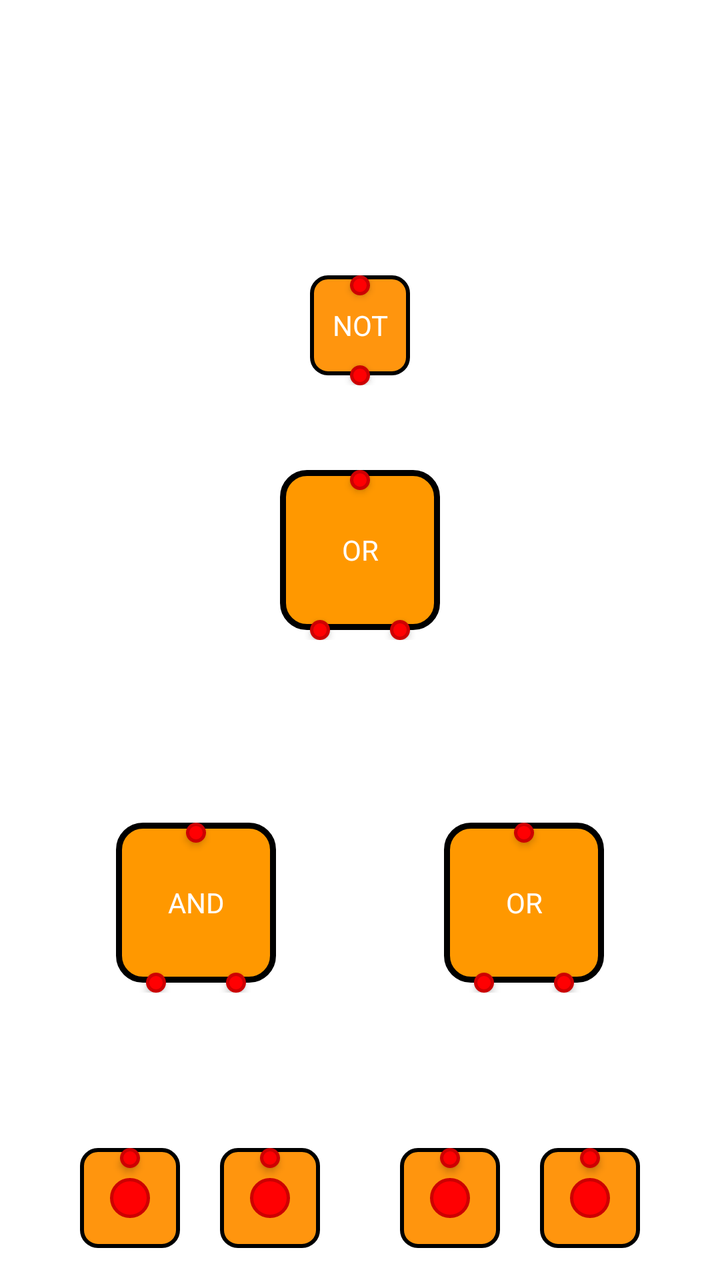
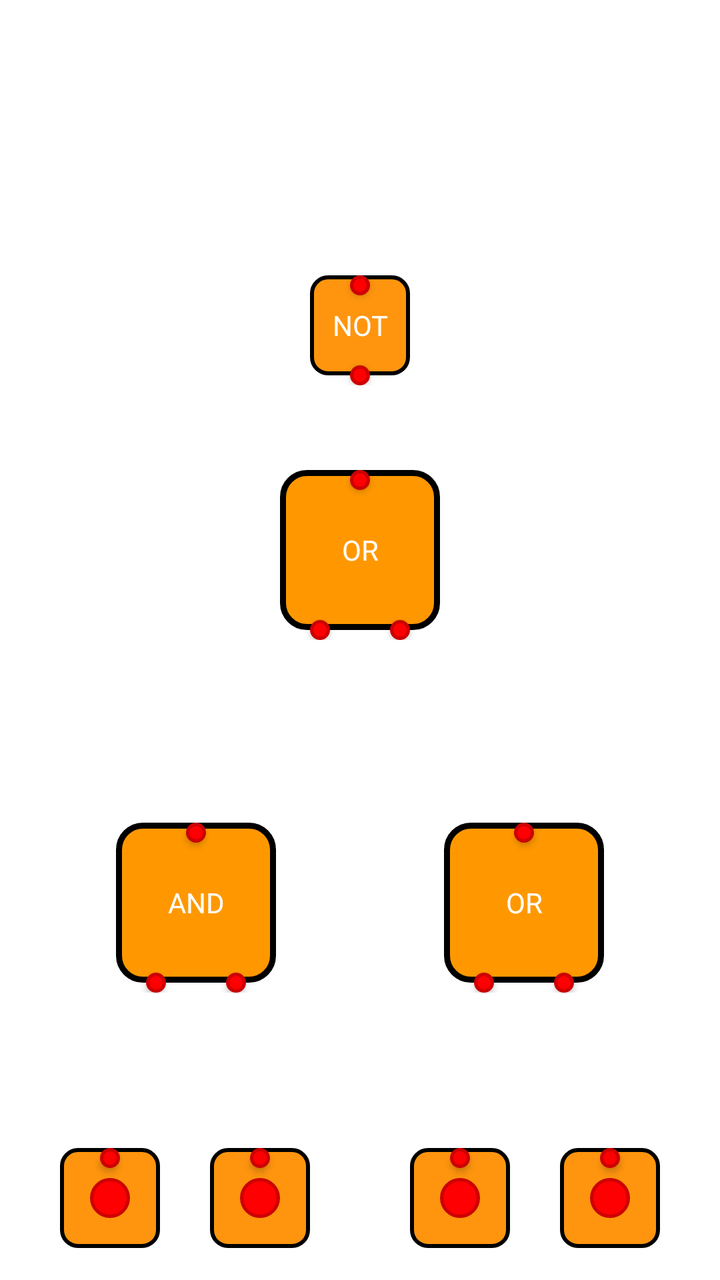

Screens rendered from an Android XML layout before and after an edit, with the pre-edit source and the edit as a unified diff.
<!-- AndroidManifest.xml: another module's application theme Theme.PintuLogika -->
<!-- res/layout/item_level_4.xml -->
<?xml version="1.0" encoding="utf-8"?>
<androidx.constraintlayout.widget.ConstraintLayout xmlns:android="http://schemas.android.com/apk/res/android"
    android:layout_width="match_parent"
    android:layout_height="match_parent"
    xmlns:app="http://schemas.android.com/apk/res-auto"
    android:fitsSystemWindows="true"
    android:background="@android:color/white"
    android:padding="16dp">

    

    <FrameLayout
        android:layout_width="wrap_content"
        android:layout_height="wrap_content"
        android:tag="NOT1"
        app:layout_constraintStart_toStartOf="parent"
        app:layout_constraintEnd_toEndOf="parent"
        app:layout_constraintTop_toBottomOf="@+id/guidelineHorizontal1">

        <include
            android:id="@+id/gate_3"
            android:tag="gate_3"
            layout="@layout/gates_not"/>
    </FrameLayout>

    <FrameLayout
        android:layout_width="wrap_content"
        android:layout_height="wrap_content"
        android:tag="OR2"
        app:layout_constraintStart_toStartOf="parent"
        app:layout_constraintEnd_toEndOf="parent"
        app:layout_constraintBottom_toTopOf="@+id/guidelineHorizontal3">

        <include
            android:id="@+id/gate_2"
            android:tag="gate_2"
            layout="@layout/gates_or"/>
    </FrameLayout>

    <FrameLayout
        android:layout_width="wrap_content"
        android:layout_height="wrap_content"
        android:tag="AND1"
        app:layout_constraintEnd_toStartOf="@+id/guidelineVertical2"
        app:layout_constraintStart_toStartOf="parent"
        app:layout_constraintTop_toBottomOf="@+id/guidelineHorizontal4">

        <include
            android:id="@+id/gate_0"
            android:tag="gate_0"
            layout="@layout/gates_and"/>
    </FrameLayout>


    <FrameLayout
        android:layout_width="wrap_content"
        android:layout_height="wrap_content"
        android:tag="OR1"
        app:layout_constraintEnd_toEndOf="parent"
        app:layout_constraintStart_toEndOf="@+id/guidelineVertical2"
        app:layout_constraintTop_toBottomOf="@+id/guidelineHorizontal4">

        <include
            android:id="@+id/gate_1"
            android:tag="gate_1"
            layout="@layout/gates_or"/>
    </FrameLayout>


    
    <LinearLayout
        android:id="@+id/input_row"
        android:layout_width="match_parent"
        android:layout_height="wrap_content"
        android:orientation="horizontal"
        android:gravity="center"
        android:translationZ="4dp"
        app:layout_constraintStart_toStartOf="parent"
        app:layout_constraintEnd_toEndOf="parent"
        app:layout_constraintBottom_toBottomOf="parent">

        
        <FrameLayout
            android:layout_width="wrap_content"
            android:layout_height="wrap_content"
            android:tag="input1">
            <include
                android:id="@+id/input_1"
                layout="@layout/custom_input" />
        </FrameLayout>

        
        <FrameLayout
            android:layout_width="wrap_content"
            android:layout_height="wrap_content"
            android:layout_marginHorizontal="20dp"
            android:tag="input2">
            <include
                android:id="@+id/input_2"
                layout="@layout/custom_input" />
        </FrameLayout>


        
        <FrameLayout
            android:layout_width="wrap_content"
            android:layout_height="wrap_content"
            android:layout_marginHorizontal="20dp"
            android:tag="input3">
            <include
                android:id="@+id/input_3"
                layout="@layout/custom_input" />
        </FrameLayout>

        
        <FrameLayout
            android:layout_width="wrap_content"
            android:layout_height="wrap_content"
            android:tag="input4">
            <include
                android:id="@+id/input_4"
                layout="@layout/custom_input" />
        </FrameLayout>

    </LinearLayout>


    <androidx.constraintlayout.widget.Guideline
        android:id="@+id/guidelineHorizontal1"
        android:layout_width="wrap_content"
        android:layout_height="64dp"
        android:orientation="horizontal"
        app:layout_constraintEnd_toEndOf="parent"
        app:layout_constraintGuide_percent="0.2"
        app:layout_constraintStart_toStartOf="parent" />


    <androidx.constraintlayout.widget.Guideline
        android:id="@+id/guidelineHorizontal2"
        android:layout_width="wrap_content"
        android:layout_height="64dp"
        android:orientation="horizontal"
        app:layout_constraintEnd_toEndOf="parent"
        app:layout_constraintGuide_percent="0.35"
        app:layout_constraintStart_toStartOf="parent" />

    <androidx.constraintlayout.widget.Guideline
        android:id="@+id/guidelineHorizontal3"
        android:layout_width="wrap_content"
        android:layout_height="64dp"
        android:orientation="horizontal"
        app:layout_constraintEnd_toEndOf="parent"
        app:layout_constraintGuide_percent="0.5"
        app:layout_constraintStart_toStartOf="parent" />

    <androidx.constraintlayout.widget.Guideline
        android:id="@+id/guidelineHorizontal4"
        android:layout_width="wrap_content"
        android:layout_height="64dp"
        android:orientation="horizontal"
        app:layout_constraintEnd_toEndOf="parent"
        app:layout_constraintGuide_percent="0.65"
        app:layout_constraintStart_toStartOf="parent" />

    <androidx.constraintlayout.widget.Guideline
        android:id="@+id/guidelineHorizontal5"
        android:layout_width="wrap_content"
        android:layout_height="64dp"
        android:orientation="horizontal"
        app:layout_constraintEnd_toEndOf="parent"
        app:layout_constraintGuide_percent="0.80"
        app:layout_constraintStart_toStartOf="parent" />

    <androidx.constraintlayout.widget.Guideline
        android:id="@+id/guidelineVertical1"
        android:layout_width="wrap_content"
        android:layout_height="64dp"
        android:orientation="vertical"
        app:layout_constraintEnd_toEndOf="parent"
        app:layout_constraintGuide_percent="0.25"
        app:layout_constraintStart_toStartOf="parent" />

    <androidx.constraintlayout.widget.Guideline
        android:id="@+id/guidelineVertical2"
        android:layout_width="wrap_content"
        android:layout_height="64dp"
        android:orientation="vertical"
        app:layout_constraintEnd_toEndOf="parent"
        app:layout_constraintGuide_percent="0.5"
        app:layout_constraintStart_toStartOf="parent" />

    <androidx.constraintlayout.widget.Guideline
        android:id="@+id/guidelineVertical3"
        android:layout_width="wrap_content"
        android:layout_height="64dp"
        android:orientation="vertical"
        app:layout_constraintEnd_toEndOf="parent"
        app:layout_constraintGuide_percent="0.75"
        app:layout_constraintStart_toStartOf="parent" />


</androidx.constraintlayout.widget.ConstraintLayout>
<!-- res/layout/gates_not.xml (included above) -->
<?xml version="1.0" encoding="utf-8"?>
<FrameLayout
    xmlns:android="http://schemas.android.com/apk/res/android"
    xmlns:app="http://schemas.android.com/apk/res-auto"
    android:layout_width="50dp"
    android:layout_height="55dp">

    
    <View
        android:id="@+id/dot_output"
        android:layout_width="10dp"
        android:layout_height="10dp"
        android:tag="output_0"
        android:layout_gravity="top|center"
        android:background="@drawable/red_dot_indicator_stroke"
        android:translationZ="2dp" />

    
    <View
        android:id="@+id/dot_input_0"
        android:layout_width="10dp"
        android:layout_height="10dp"
        android:tag="input_0"
        android:background="@drawable/red_dot_indicator_stroke"
        android:layout_gravity="bottom|center"
        android:translationZ="2dp"/>


    
    <TextView
        android:id="@+id/and"
        android:layout_width="50dp"
        android:layout_height="50dp"
        android:background="@drawable/bg_custom_switch"
        android:gravity="center"
        android:text="NOT"
        android:textColor="@color/white"
        app:layout_constraintTop_toTopOf="parent"
        app:layout_constraintBottom_toBottomOf="parent"
        app:layout_constraintStart_toStartOf="parent"
        app:layout_constraintEnd_toEndOf="parent" />

</FrameLayout>
<!-- res/layout/gates_or.xml (included above) -->
<?xml version="1.0" encoding="utf-8"?>
<FrameLayout
    xmlns:android="http://schemas.android.com/apk/res/android"
    xmlns:app="http://schemas.android.com/apk/res-auto"
    android:layout_width="80dp"
    android:layout_height="85dp">

    
    <View
        android:id="@+id/dot_output"
        android:layout_width="10dp"
        android:layout_height="10dp"
        android:tag="output_0"
        android:layout_gravity="top|center"
        android:background="@drawable/red_dot_indicator_stroke"
        android:translationZ="2dp" />

    
    <View
        android:id="@+id/dot_input_0"
        android:layout_width="10dp"
        android:layout_height="10dp"
        android:tag="input_0"
        android:background="@drawable/red_dot_indicator_stroke"
        android:layout_gravity="bottom|start"
        android:layout_marginStart="15dp"
        android:translationZ="2dp"/>

    
    <View
        android:id="@+id/dot_input_1"
        android:layout_width="10dp"
        android:layout_height="10dp"
        android:tag="input_1"
        android:background="@drawable/red_dot_indicator_stroke"
        android:layout_gravity="bottom|end"
        android:layout_marginEnd="15dp"
        android:translationZ="2dp" />

    
    <TextView
        android:id="@+id/and"
        android:layout_width="80dp"
        android:layout_height="80dp"
        android:background="@drawable/final_gate_background"
        android:gravity="center"
        android:text="OR"
        android:textColor="@color/white"
        app:layout_constraintTop_toTopOf="parent"
        app:layout_constraintBottom_toBottomOf="parent"
        app:layout_constraintStart_toStartOf="parent"
        app:layout_constraintEnd_toEndOf="parent" />

</FrameLayout>
<!-- res/layout/gates_and.xml (included above) -->
<?xml version="1.0" encoding="utf-8"?>
<FrameLayout
    xmlns:android="http://schemas.android.com/apk/res/android"
    xmlns:app="http://schemas.android.com/apk/res-auto"
    android:layout_width="80dp"
    android:layout_height="85dp">

    
    <View
        android:id="@+id/dot_output"
        android:layout_width="10dp"
        android:layout_height="10dp"
        android:tag="output_0"
        android:layout_gravity="top|center"
        android:background="@drawable/red_dot_indicator_stroke"
        android:translationZ="2dp" />

    
    <View
        android:id="@+id/dot_input_0"
        android:layout_width="10dp"
        android:layout_height="10dp"
        android:tag="input_0"
        android:background="@drawable/red_dot_indicator_stroke"
        android:layout_gravity="bottom|start"
        android:layout_marginStart="15dp"
        android:translationZ="2dp"/>

    
    <View
        android:id="@+id/dot_input_1"
        android:layout_width="10dp"
        android:layout_height="10dp"
        android:tag="input_1"
        android:background="@drawable/red_dot_indicator_stroke"
        android:layout_gravity="bottom|end"
        android:layout_marginEnd="15dp"
        android:translationZ="2dp" />

    
    <TextView
        android:id="@+id/and"
        android:layout_width="80dp"
        android:layout_height="80dp"
        android:background="@drawable/final_gate_background"
        android:gravity="center"
        android:text="AND"
        android:textColor="@color/white"
        app:layout_constraintTop_toTopOf="parent"
        app:layout_constraintBottom_toBottomOf="parent"
        app:layout_constraintStart_toStartOf="parent"
        app:layout_constraintEnd_toEndOf="parent" />

</FrameLayout>
<!-- res/layout/custom_input.xml (included above) -->
<?xml version="1.0" encoding="utf-8"?>
<FrameLayout xmlns:android="http://schemas.android.com/apk/res/android"
    android:layout_width="50dp"
    android:layout_height="50dp"
    xmlns:app="http://schemas.android.com/apk/res-auto"
    android:background="@drawable/bg_custom_switch">

        <View
            android:id="@+id/dot_output"
            android:layout_width="10dp"
            android:layout_height="10dp"
            android:layout_gravity="top|center"
            android:tag="output_0"
            android:background="@drawable/red_dot_indicator_stroke"
            android:translationZ="2dp" />

        <View
            android:id="@+id/dot_indicator"
            android:layout_width="20dp"
            android:layout_height="20dp"
            android:layout_gravity="center"
            android:background="@drawable/red_dot_indicator_stroke" />

</FrameLayout>
<!-- resources referenced by this layout -->
<resources>
  <color name="white">#FFFFFFFF</color>
  <!-- drawable bg_custom_switch (drawable) -->
  <?xml version="1.0" encoding="utf-8"?>
  <shape xmlns:android="http://schemas.android.com/apk/res/android">
      <solid android:color="@color/orange_medium" />
      <corners android:radius="8dp" />
      <stroke
          android:width="2dp"
          android:color="@android:color/black" />
  </shape>
  <!-- drawable final_gate_background (drawable) -->
  <?xml version="1.0" encoding="utf-8"?>
  <shape xmlns:android="http://schemas.android.com/apk/res/android">
      <solid android:color="@color/orange_dark" />
      <corners android:radius="12dp" />
      <stroke
          android:width="3dp"
          android:color="@android:color/black" />
  </shape>
  <!-- drawable red_dot_indicator_stroke (drawable) -->
  <?xml version="1.0" encoding="utf-8"?>
  <shape xmlns:android="http://schemas.android.com/apk/res/android"
      android:shape="oval">
  
      
      <solid android:color="@color/red_indicator" />
  
      
      <stroke
          android:width="1.5dp"
          android:color="@color/red_dot_indicator" />
  </shape>
  <style name="Theme.PintuLogika" parent="Base.Theme.PintuLogika" />
  <color name="orange_medium">#FF950E</color>
  <color name="orange_dark">#FF9800</color>
  <color name="red_indicator">#FF0002</color>
  <color name="red_dot_indicator">#CC0002</color>
  <style name="Base.Theme.PintuLogika" parent="Theme.Material3.DayNight.NoActionBar">
          
          
      </style>
</resources>

<!-- the commit's change to res/layout/item_level_4.xml (unified diff, before → after) -->
@@ -93,7 +93,7 @@
         <FrameLayout
             android:layout_width="wrap_content"
             android:layout_height="wrap_content"
-            android:layout_marginHorizontal="20dp"
+            android:layout_marginHorizontal="25dp"
             android:tag="input2">
             <include
                 android:id="@+id/input_2"
@@ -105,7 +105,7 @@
         <FrameLayout
             android:layout_width="wrap_content"
             android:layout_height="wrap_content"
-            android:layout_marginHorizontal="20dp"
+            android:layout_marginHorizontal="25dp"
             android:tag="input3">
             <include
                 android:id="@+id/input_3"
